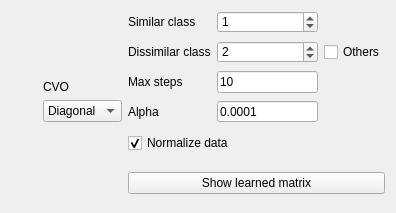
The window that _AlgorithmsPlugins/MetricLearning/paramsCVO.ui (b4silio/MLDemos) describes before a commit, drawn with Qt 5.
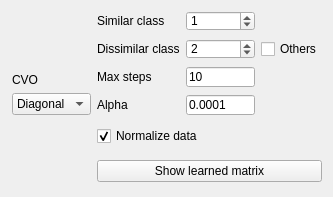
The same window after the commit.

```diff
--- a/_AlgorithmsPlugins/MetricLearning/paramsCVO.ui
+++ b/_AlgorithmsPlugins/MetricLearning/paramsCVO.ui
@@ -6,8 +6,8 @@
    <rect>
     <x>0</x>
     <y>0</y>
-    <width>396</width>
-    <height>213</height>
+    <width>333</width>
+    <height>197</height>
    </rect>
   </property>
   <property name="windowTitle">
@@ -16,6 +16,11 @@
   <layout class="QGridLayout" name="gridLayout" columnstretch="0,0,0">
    <item row="2" column="1">
     <widget class="QComboBox" name="methodCombo">
+     <property name="font">
+      <font>
+       <pointsize>9</pointsize>
+      </font>
+     </property>
      <property name="toolTip">
       <string>Change computation method (not sure if there is any actual difference between the two)</string>
      </property>
@@ -39,6 +44,11 @@
          <height>20</height>
         </size>
        </property>
+       <property name="font">
+        <font>
+         <pointsize>9</pointsize>
+        </font>
+       </property>
        <property name="text">
         <string>Max steps</string>
        </property>
@@ -52,6 +62,11 @@
          <height>20</height>
         </size>
        </property>
+       <property name="font">
+        <font>
+         <pointsize>9</pointsize>
+        </font>
+       </property>
        <property name="minimum">
         <number>0</number>
        </property>
@@ -68,6 +83,11 @@
          <height>20</height>
         </size>
        </property>
+       <property name="font">
+        <font>
+         <pointsize>9</pointsize>
+        </font>
+       </property>
        <property name="text">
         <string>Similar class</string>
        </property>
@@ -81,6 +101,11 @@
          <height>20</height>
         </size>
        </property>
+       <property name="font">
+        <font>
+         <pointsize>9</pointsize>
+        </font>
+       </property>
        <property name="text">
         <string>Dissimilar class</string>
        </property>
@@ -94,6 +119,11 @@
          <height>20</height>
         </size>
        </property>
+       <property name="font">
+        <font>
+         <pointsize>9</pointsize>
+        </font>
+       </property>
        <property name="minimum">
         <number>0</number>
        </property>
@@ -110,6 +140,11 @@
          <height>20</height>
         </size>
        </property>
+       <property name="font">
+        <font>
+         <pointsize>9</pointsize>
+        </font>
+       </property>
        <property name="text">
         <string>Others</string>
        </property>
@@ -123,6 +158,11 @@
          <height>20</height>
         </size>
        </property>
+       <property name="font">
+        <font>
+         <pointsize>9</pointsize>
+        </font>
+       </property>
        <property name="text">
         <string>Alpha</string>
        </property>
@@ -136,6 +176,11 @@
          <height>20</height>
         </size>
        </property>
+       <property name="font">
+        <font>
+         <pointsize>9</pointsize>
+        </font>
+       </property>
        <property name="text">
         <string>10</string>
        </property>
@@ -149,6 +194,11 @@
          <height>20</height>
         </size>
        </property>
+       <property name="font">
+        <font>
+         <pointsize>9</pointsize>
+        </font>
+       </property>
        <property name="text">
         <string>0.0001</string>
        </property>
@@ -158,6 +208,11 @@
    </item>
    <item row="1" column="1">
     <widget class="QLabel" name="title">
+     <property name="font">
+      <font>
+       <pointsize>9</pointsize>
+      </font>
+     </property>
      <property name="text">
       <string>CVO</string>
      </property>
@@ -178,6 +233,11 @@
    </item>
    <item row="4" column="2">
     <widget class="QPushButton" name="showMatrixBtn">
+     <property name="font">
+      <font>
+       <pointsize>9</pointsize>
+      </font>
+     </property>
      <property name="text">
       <string>Show learned matrix</string>
      </property>
@@ -191,6 +251,11 @@
        <height>30</height>
       </size>
      </property>
+     <property name="font">
+      <font>
+       <pointsize>9</pointsize>
+      </font>
+     </property>
      <property name="text">
       <string>Normalize data</string>
      </property>
```
